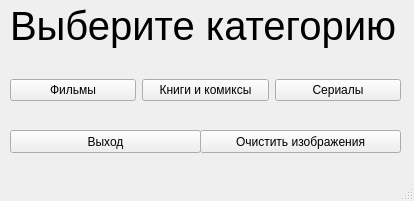
Qt form ui/main.ui (Zloiben/Application) before a commit.
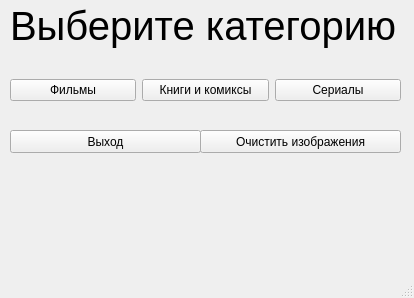
The same form after that commit.

Patch:
```diff
--- a/ui/main.ui
+++ b/ui/main.ui
@@ -7,7 +7,7 @@
     <x>0</x>
     <y>0</y>
     <width>414</width>
-    <height>201</height>
+    <height>298</height>
    </rect>
   </property>
   <property name="windowTitle">
```
